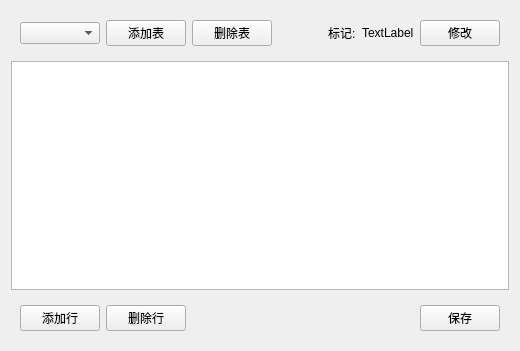
Before: the Qt Designer form attach.ui in sophoman/PointTool, drawn with Qt 5.
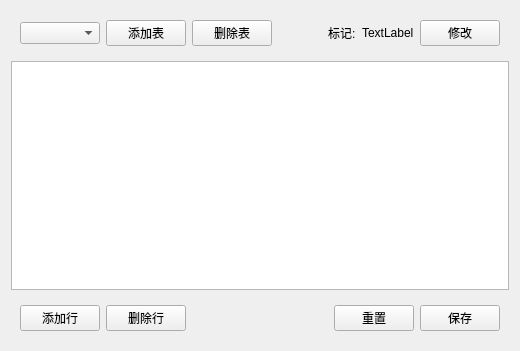
After: the same form once the commit is applied. Custom widgets are drawn as their Qt base class.

Commit message: 重置按钮支持、导入顺序问题修复、输入面板输入框没对齐修复

Patch:
```diff
--- a/attach.ui
+++ b/attach.ui
@@ -181,6 +181,19 @@
         </property>
        </spacer>
       </item>
+      <item>
+       <widget class="QPushButton" name="btnReset">
+        <property name="sizePolicy">
+         <sizepolicy hsizetype="Fixed" vsizetype="Fixed">
+          <horstretch>0</horstretch>
+          <verstretch>0</verstretch>
+         </sizepolicy>
+        </property>
+        <property name="text">
+         <string>重置</string>
+        </property>
+       </widget>
+      </item>
       <item>
        <widget class="QPushButton" name="btnSave">
         <property name="sizePolicy">
```
The commit also changes 8 other files.
